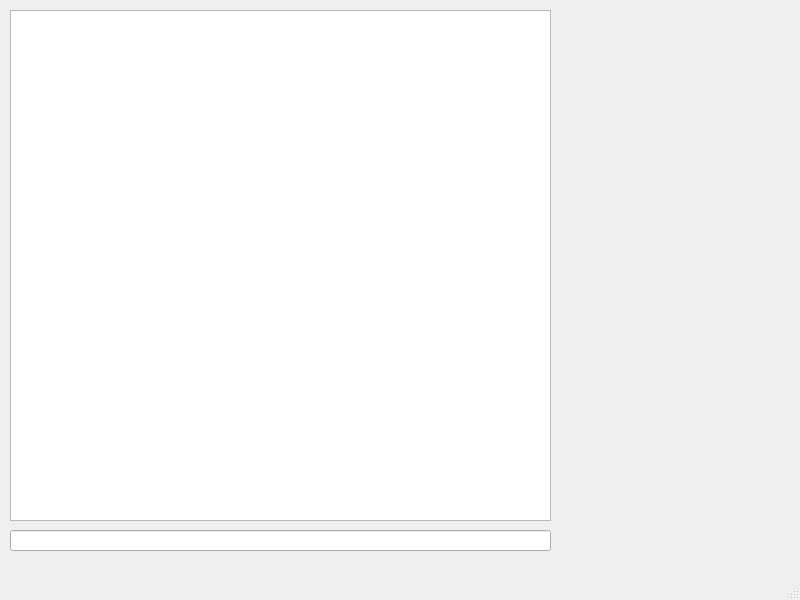
The window that Client/Scripts/gui_layout.ui (HoaxShark/comp260-server) describes before a commit, drawn with Qt 5.
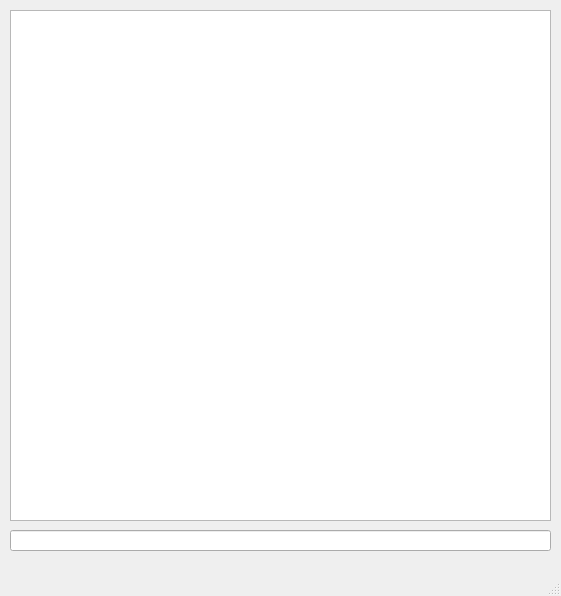
The same window after the commit.

The edit to the form file:
```diff
--- a/Client/Scripts/gui_layout.ui
+++ b/Client/Scripts/gui_layout.ui
@@ -6,8 +6,8 @@
    <rect>
     <x>0</x>
     <y>0</y>
-    <width>800</width>
-    <height>600</height>
+    <width>561</width>
+    <height>596</height>
    </rect>
   </property>
   <property name="windowTitle">
```
Left out of the diff: 5 changed lines with no effect on the pictures.
